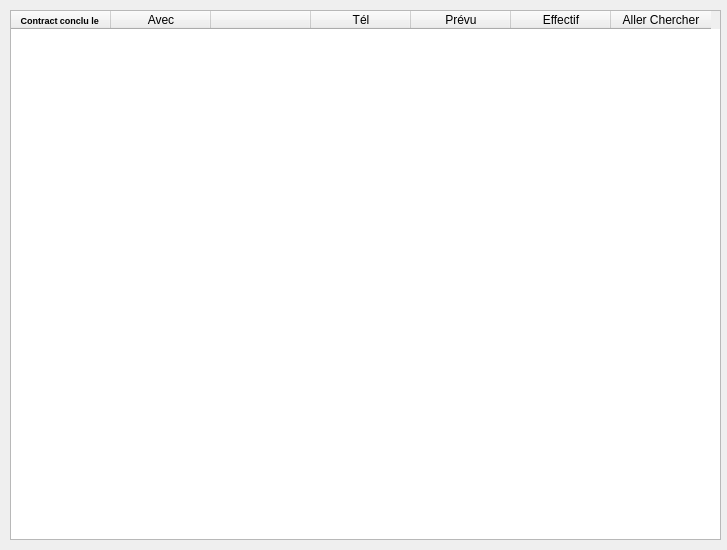
The window that view/contractsView.ui (GruberAdam/TPI-Sploks) describes before a commit, drawn with Qt 5.
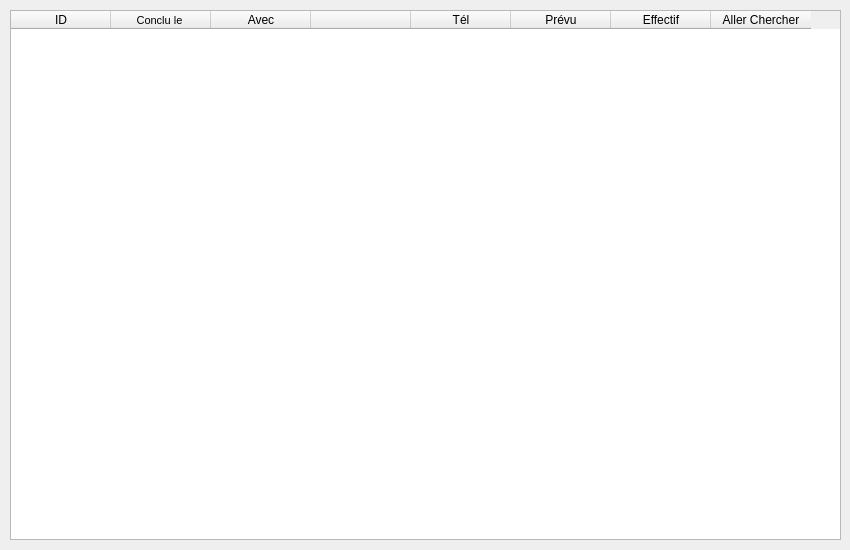
The same window after the commit.

What changed in the file:
```diff
--- a/view/contractsView.ui
+++ b/view/contractsView.ui
@@ -6,7 +6,7 @@
    <rect>
     <x>0</x>
     <y>0</y>
-    <width>727</width>
+    <width>850</width>
     <height>550</height>
    </rect>
   </property>
@@ -19,7 +19,7 @@
      <rect>
       <x>10</x>
       <y>10</y>
-      <width>711</width>
+      <width>831</width>
       <height>530</height>
      </rect>
     </property>
@@ -28,13 +28,18 @@
     </property>
     <column>
      <property name="text">
-      <string>Contract conclu le </string>
+      <string>ID</string>
+     </property>
+    </column>
+    <column>
+     <property name="text">
+      <string>Conclu le </string>
      </property>
      <property name="font">
       <font>
-       <pointsize>7</pointsize>
-       <weight>75</weight>
-       <bold>true</bold>
+       <pointsize>8</pointsize>
+       <weight>50</weight>
+       <bold>false</bold>
       </font>
      </property>
     </column>
```
